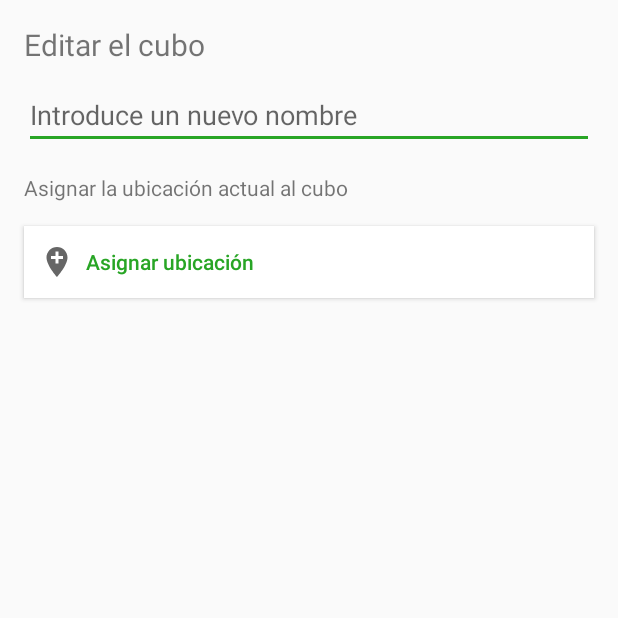
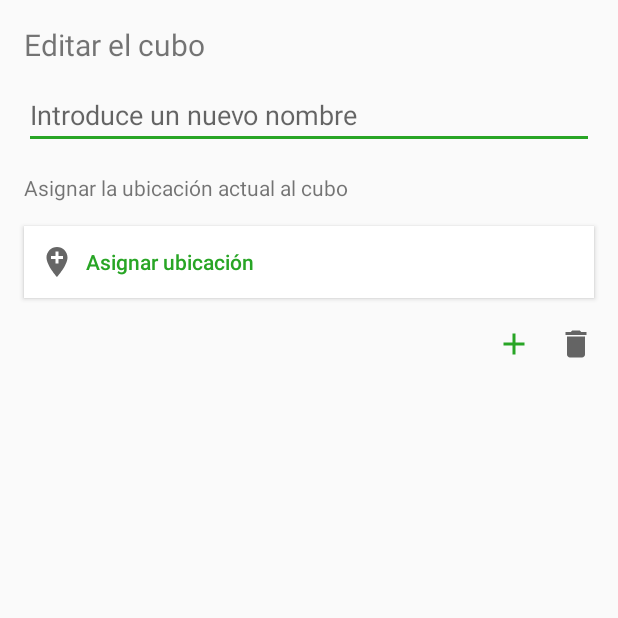
Before and after one commit to LuisLasbelin/e-contenedores, an Android app: the ActividadConfirmarEditar screen opened directly, with no data from a screen before it, on a phone screen of 412 x 824 dp, the top half of it. Run offline under Robolectric (Android 15) with nearby library versions, the light colour scheme and no system bars; our stand-ins replace Firebase (no records; nobody signed in at launch, a user with empty details on screens opened directly); pictures from the network do not load; 5 statements that could not run were skipped.

Commit message:
Al editar un cubo puedes ponerle o quitarle foto

```diff
--- a/Android/app/build.gradle
+++ b/Android/app/build.gradle
@@ -57,4 +57,7 @@ dependencies {
 
     // Gráficas
     implementation 'com.github.PhilJay:MPAndroidChart:v3.1.0'
+
+    //Fotos de los cubos
+    implementation 'com.google.firebase:firebase-storage'
 }
--- a/Android/app/src/main/java/com/example/recycle/activity/MainActivity.java
+++ b/Android/app/src/main/java/com/example/recycle/activity/MainActivity.java
@@ -282,7 +282,6 @@ public class MainActivity extends AppCompatActivity implements
         });
     }
 
-
     // Se activa el recyclerView
     public void actualizaCubos(View view) {
 
--- a/Android/app/src/main/res/layout/confirmar_editar_cubo.xml
+++ b/Android/app/src/main/res/layout/confirmar_editar_cubo.xml
@@ -83,4 +83,42 @@
         app:layout_constraintEnd_toEndOf="parent"
         app:layout_constraintHorizontal_bias="0.0"
         app:layout_constraintStart_toStartOf="parent" />
+
+    <ImageView
+        android:id="@+id/fotoCubo"
+        android:layout_width="0dp"
+        android:layout_height="0dp"
+        android:layout_marginStart="16dp"
+        android:layout_marginTop="16dp"
+        android:layout_marginEnd="16dp"
+        android:layout_marginBottom="16dp"
+        app:layout_constraintBottom_toTopOf="@+id/btn_guardar"
+        app:layout_constraintEnd_toEndOf="parent"
+        app:layout_constraintHorizontal_bias="1.0"
+        app:layout_constraintStart_toStartOf="parent"
+        app:layout_constraintTop_toBottomOf="@+id/btn_ubicacion"
+        app:layout_constraintVertical_bias="1.0"
+        tools:srcCompat="@tools:sample/avatars" />
+
+    <Button
+        android:id="@+id/btn_anyadirFoto"
+        android:layout_width="25dp"
+        android:layout_height="29dp"
+        android:layout_marginEnd="16dp"
+        android:background="#00FFFFFF"
+        android:drawableLeft="@drawable/ic_baseline_add_24"
+        android:drawableTint="@color/colorAccent"
+        android:onClick="anyadirFoto"
+        app:layout_constraintEnd_toStartOf="@+id/btn_borrarFoto"
+        app:layout_constraintTop_toTopOf="@+id/fotoCubo" />
+
+    <Button
+        android:id="@+id/btn_borrarFoto"
+        android:layout_width="24dp"
+        android:layout_height="29dp"
+        android:background="#00FFFFFF"
+        android:drawableLeft="@drawable/ic_baseline_delete_24"
+        app:layout_constraintEnd_toEndOf="@+id/fotoCubo"
+        app:layout_constraintTop_toTopOf="@+id/fotoCubo" />
+
 </androidx.constraintlayout.widget.ConstraintLayout>
```
Also changed, not shown: Android/app/src/main/AndroidManifest.xml (+13 -1 lines), Android/app/src/main/java/com/example/recycle/activity/ActividadConfirmarEditar.java (+136 -1 lines).
